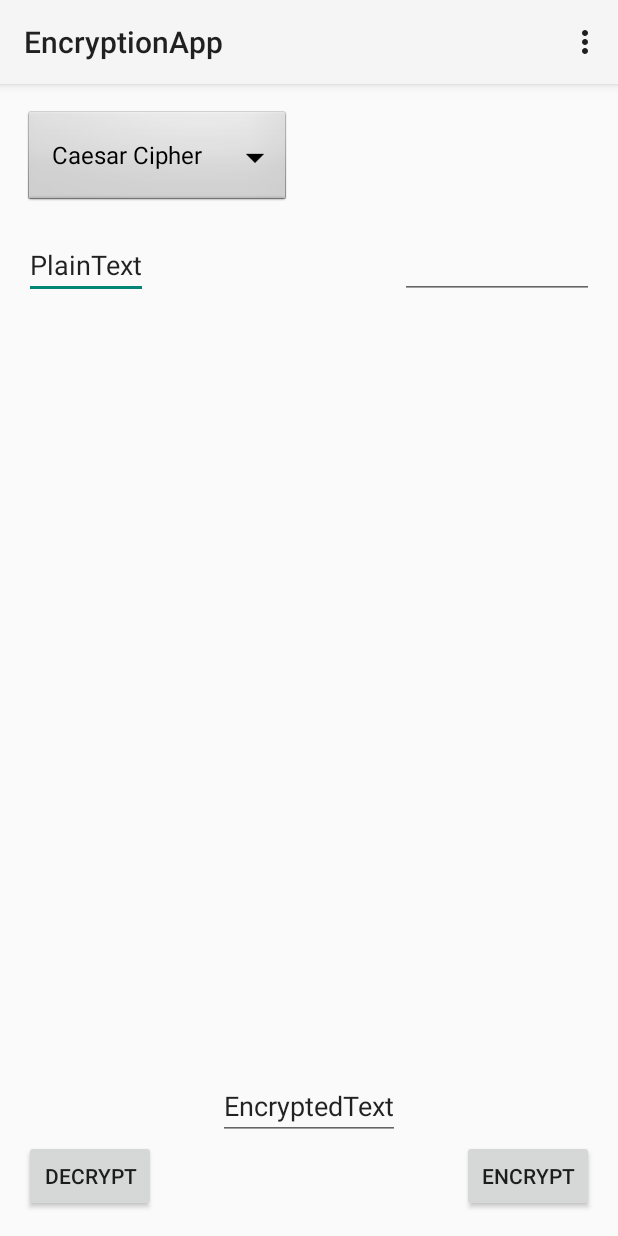
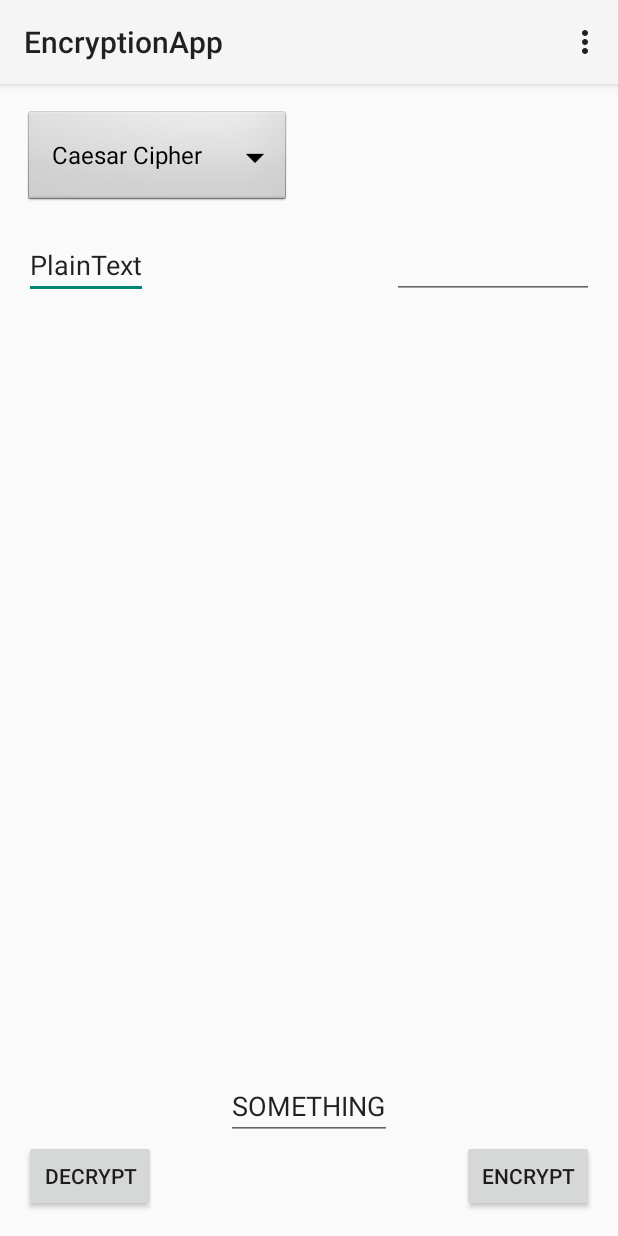
Before and after one commit to Unlockingcube/EncryptionApp, an Android app: the screen it shows after launch (MainActivity), after a tap on "ENCRYPT", on a phone screen of 412 x 824 dp. Run offline under Robolectric (Android 15) with nearby library versions, the phone set to English and light mode, and no system bars; 1 statement that could not run was skipped.

```diff
--- a/app/src/main/java/com/example/unlockingcube/encryptionapp/MainActivity.java
+++ b/app/src/main/java/com/example/unlockingcube/encryptionapp/MainActivity.java
@@ -3,11 +3,14 @@ package com.example.unlockingcube.encryptionapp;
 import android.app.Activity;
 import android.content.ComponentName;
 import android.os.Bundle;
+import android.util.Log;
 import android.view.Menu;
 import android.view.MenuItem;
 import android.widget.ArrayAdapter;
 import android.widget.Spinner;
 import android.widget.TextView;
+import android.widget.Button;
+import android.view.View;
 
 import java.util.ArrayList;
 
@@ -18,7 +21,18 @@ public class MainActivity extends Activity {
         super.onCreate(savedInstanceState);
         setContentView(R.layout.activity_main);
         loadSpinners(this);
+
+        Button decryptButton = (Button)findViewById(R.id.ebutton);
+
+        decryptButton.setOnClickListener(
+                new Button.OnClickListener() {
+                    public void onClick(View v) {
+                    EncrptCaesors();
+                    }
+                }
+        );
     }
+
 
     @Override
     public boolean onCreateOptionsMenu(Menu menu) {
@@ -56,7 +70,8 @@ public class MainActivity extends Activity {
     public void EncryptType(){
         switch(type)
         {
-            case "Caesors": EncrptCaesors();//calls Caesors encrypt algorithom.
+            case "Caesors":
+                EncrptCaesors();//calls Caesors encrypt algorithom. - this is not implemented right now
                 break;
             case "AES": //calls AES encrypt
                 break;
@@ -70,10 +85,12 @@ public class MainActivity extends Activity {
 
     }
     public void EncrptCaesors(){
+
         TextView ptextview = (TextView)findViewById(R.id.PlainText);
         String plaintext ="";
         plaintext = ptextview.getText().toString();
         String encryptedText ="";
+        //This needs to be checked for null pointers
         TextView PwordText = (TextView)findViewById(R.id.password);
         int  k = Integer.parseInt(PwordText.getText().toString());
         ArrayList<Character> List = new ArrayList<Character>(52);
@@ -127,7 +144,7 @@ public class MainActivity extends Activity {
         List.add('Z');
         List.add('z');
 
-        for(int i = 0; i<= plaintext.length(); i++ )
+        for(int i = 0; i< plaintext.length(); i++ )
         {
             plaintext.charAt(i);
             for(int j = 0; j < List.size(); j++)
@@ -150,7 +167,10 @@ public class MainActivity extends Activity {
           encryptedText += Etext.get(i);
         }
         TextView Etextview = (TextView)findViewById(R.id.EncryptedText);
-        Etextview.setText(encryptedText);
+        //fails somewhere in the shifting process and outputs a blank string
+//        Etextview.setText(encryptedText);
+
+        Etextview.setText("SOMETHING");
 
     }
 }
```
